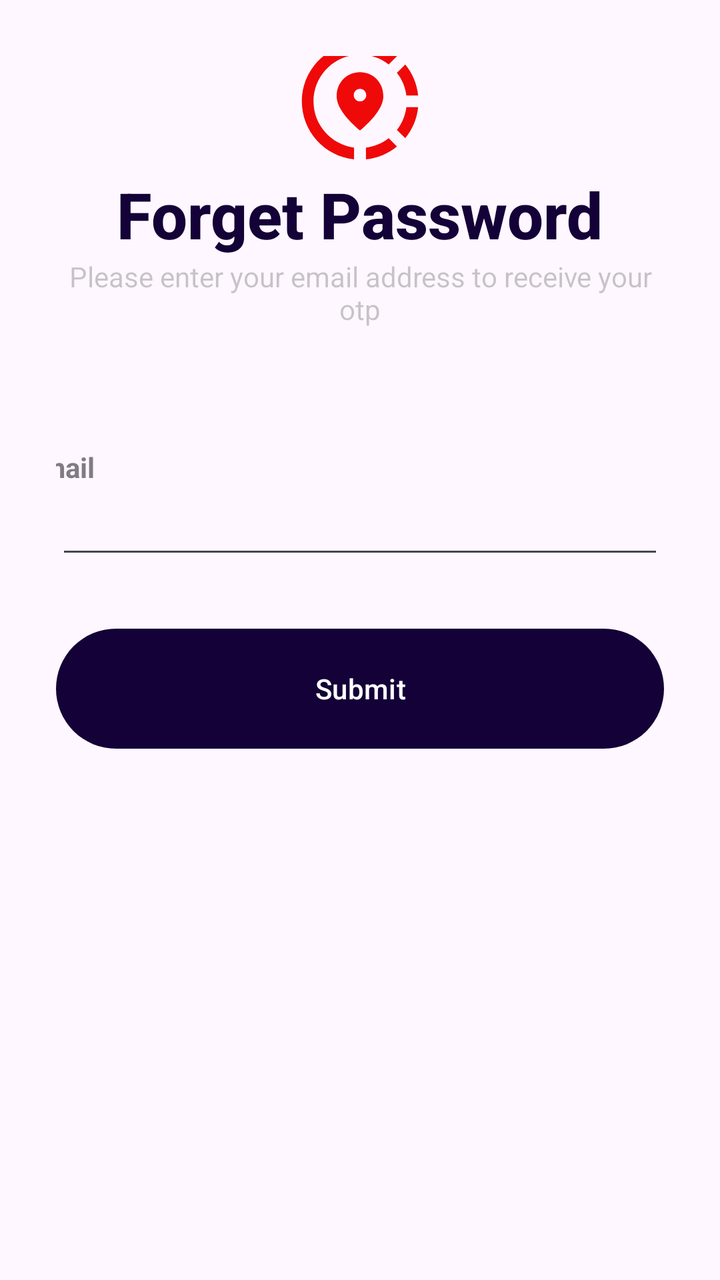
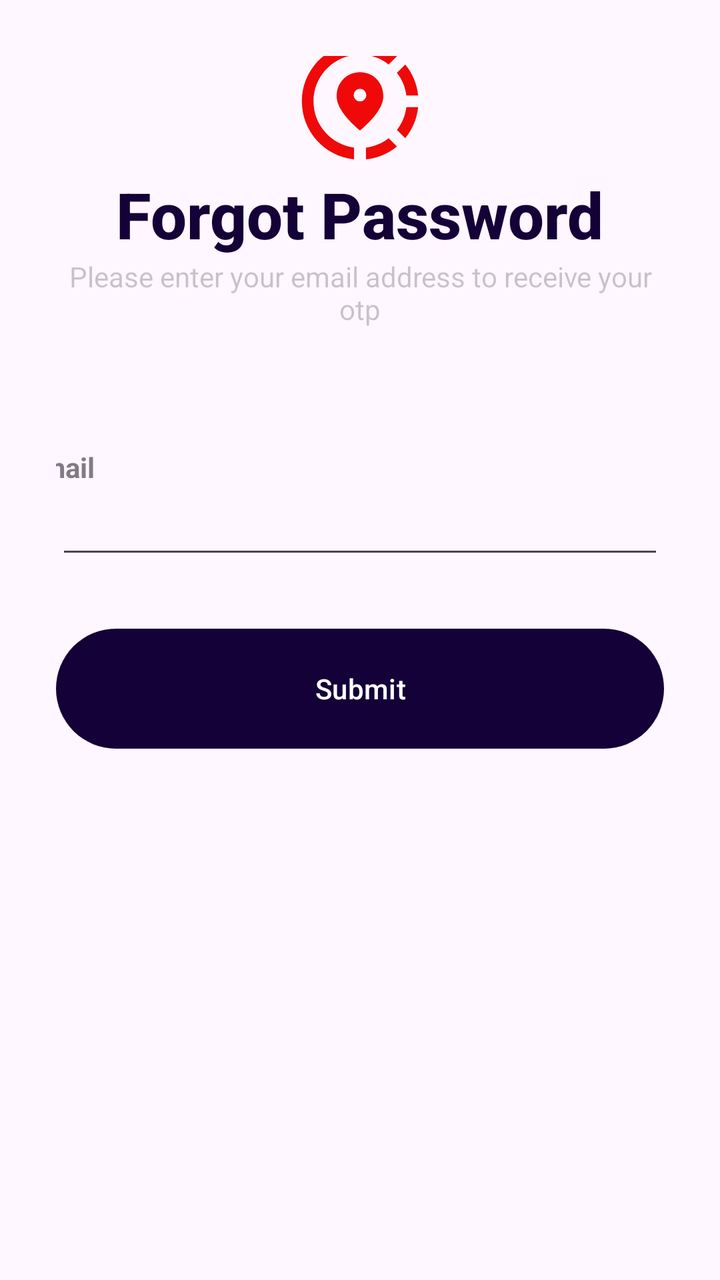

Screens rendered from an Android XML layout before and after an edit, with the pre-edit source and the edit as a unified diff.
<!-- AndroidManifest.xml: application theme Theme.Project01 -->
<!-- res/layout/activity_forgot_password.xml -->
<?xml version="1.0" encoding="utf-8"?>
<LinearLayout xmlns:android="http://schemas.android.com/apk/res/android"
    xmlns:app="http://schemas.android.com/apk/res-auto"
    xmlns:tools="http://schemas.android.com/tools"
    android:layout_width="match_parent"
    android:layout_height="match_parent"
    android:gravity="center"
    android:orientation="vertical"
    android:padding="28dp">


    <ImageView
        android:layout_width="wrap_content"
        android:layout_height="wrap_content"
        android:src="@drawable/baseline_share_location_24" />

    <TextView
        android:layout_width="wrap_content"
        android:layout_height="wrap_content"
        android:fontFamily="sans-serif-medium"
        android:text="Forget Password"
        android:textColor="#130137"
        android:textSize="32sp"
        android:textStyle="bold" />

    <TextView
        android:layout_width="wrap_content"
        android:layout_height="wrap_content"
        android:gravity="center"
        android:text="Please enter your email address to receive your otp"
        android:textColor="@color/cardview_shadow_start_color" />

    <TextView
        android:id="@+id/forgot_email"
        android:layout_width="wrap_content"
        android:layout_height="wrap_content"
        android:layout_marginEnd="150dp"
        android:alpha="0.7"
        android:layout_marginTop="60dp"
        android:text="Email"
        android:textStyle="bold" />

    <EditText
        android:id="@+id/Email"
        android:layout_width="match_parent"
        android:layout_height="wrap_content"
        android:inputType="textEmailAddress"
        />

    <Button
        android:id="@+id/resetPasswordButton"
        android:layout_width="match_parent"
        android:layout_height="60dp"
        android:layout_marginTop="30dp"
        android:background="@drawable/round_button"
        android:text="Submit"
        android:layout_marginBottom="250dp"
        android:theme="@style/Theme.Button"
        android:textColor="@color/white" />

    <ProgressBar
        android:id="@+id/forgot_passwor_loader"
        android:layout_width="wrap_content"
        android:layout_height="wrap_content"
        android:layout_gravity="center"
        android:visibility="gone" />
</LinearLayout>
<!-- resources referenced by this layout -->
<resources>
  <color name="white">#FFFFFFFF</color>
  <!-- drawable baseline_share_location_24 (drawable) -->
  <vector xmlns:android="http://schemas.android.com/apk/res/android" android:height="70dp" android:tint="#EF0909" android:viewportHeight="24" android:viewportWidth="24" android:width="70dp">
        
      <path android:fillColor="@android:color/white" android:pathData="M13.02,19.93v2.02c2.01,-0.2 3.84,-1 5.32,-2.21l-1.42,-1.43C15.81,19.17 14.48,19.75 13.02,19.93z"/>
        
      <path android:fillColor="@android:color/white" android:pathData="M4.03,12c0,-4.05 3.03,-7.41 6.95,-7.93V2.05C5.95,2.58 2.03,6.84 2.03,12c0,5.16 3.92,9.42 8.95,9.95v-2.02C7.06,19.41 4.03,16.05 4.03,12z"/>
        
      <path android:fillColor="@android:color/white" android:pathData="M19.95,11h2.02c-0.2,-2.01 -1,-3.84 -2.21,-5.32l-1.43,1.43C19.19,8.21 19.77,9.54 19.95,11z"/>
        
      <path android:fillColor="@android:color/white" android:pathData="M18.34,4.26c-1.48,-1.21 -3.32,-2.01 -5.32,-2.21v2.02c1.46,0.18 2.79,0.76 3.9,1.62L18.34,4.26z"/>
        
      <path android:fillColor="@android:color/white" android:pathData="M18.33,16.9l1.43,1.42c1.21,-1.48 2.01,-3.31 2.21,-5.32h-2.02C19.77,14.46 19.19,15.79 18.33,16.9z"/>
        
      <path android:fillColor="@android:color/white" android:pathData="M16,11.1C16,8.61 14.1,7 12,7s-4,1.61 -4,4.1c0,1.66 1.33,3.63 4,5.9C14.67,14.73 16,12.76 16,11.1zM12,12c-0.59,0 -1.07,-0.48 -1.07,-1.07c0,-0.59 0.48,-1.07 1.07,-1.07s1.07,0.48 1.07,1.07C13.07,11.52 12.59,12 12,12z"/>
      
  </vector>
  <!-- drawable round_button (drawable) -->
  <?xml version="1.0" encoding="utf-8"?>
  <shape xmlns:android="http://schemas.android.com/apk/res/android">
      <solid android:color="#243701"/>
      <corners
          android:topRightRadius="45dp"
          android:topLeftRadius="45dp"
          android:bottomLeftRadius="45dp"
          android:bottomRightRadius="45dp"/>
  </shape>
  <style name="Theme.Button" parent="Theme.Project01">
  
          <item name="colorPrimary">#130137</item>
  
      </style>
  <style name="Theme.Project01" parent="Base.Theme.Project01" />
  <style name="Base.Theme.Project01" parent="Theme.Material3.DayNight.NoActionBar">
          
      </style>
</resources>

<!-- the commit's change to res/layout/activity_forgot_password.xml (unified diff, before → after) -->
@@ -18,8 +18,8 @@
         android:layout_width="wrap_content"
         android:layout_height="wrap_content"
         android:fontFamily="sans-serif-medium"
-        android:text="Forget Password"
-        android:textColor="#130137"
+        android:text="@string/Forgot_Password"
+        android:textColor="@color/my_blue"
         android:textSize="32sp"
         android:textStyle="bold" />
 
@@ -27,7 +27,7 @@
         android:layout_width="wrap_content"
         android:layout_height="wrap_content"
         android:gravity="center"
-        android:text="Please enter your email address to receive your otp"
+        android:text="@string/Forgot_Password1"
         android:textColor="@color/cardview_shadow_start_color" />
 
     <TextView
@@ -37,7 +37,7 @@
         android:layout_marginEnd="150dp"
         android:alpha="0.7"
         android:layout_marginTop="60dp"
-        android:text="Email"
+        android:text="@string/Email"
         android:textStyle="bold" />
 
     <EditText
@@ -53,7 +53,7 @@
         android:layout_height="60dp"
         android:layout_marginTop="30dp"
         android:background="@drawable/round_button"
-        android:text="Submit"
+        android:text="@string/Submit"
         android:layout_marginBottom="250dp"
         android:theme="@style/Theme.Button"
         android:textColor="@color/white" />
<!-- resource entries referenced after the edit -->
@@ -1,5 +1,6 @@
 <!-- resources referenced by this layout -->
 <resources>
+  <color name="my_blue">#130137</color>
   <color name="white">#FFFFFFFF</color>
   <!-- drawable baseline_share_location_24 (drawable) -->
   <vector xmlns:android="http://schemas.android.com/apk/res/android" android:height="70dp" android:tint="#EF0909" android:viewportHeight="24" android:viewportWidth="24" android:width="70dp">
@@ -27,9 +28,13 @@
           android:bottomLeftRadius="45dp"
           android:bottomRightRadius="45dp"/>
   </shape>
+  <string name="Email">Email</string>
+  <string name="Forgot_Password">Forgot Password</string>
+  <string name="Forgot_Password1">Please enter your email address to receive your otp</string>
+  <string name="Submit">Submit</string>
   <style name="Theme.Button" parent="Theme.Project01">
   
-          <item name="colorPrimary">#130137</item>
+          <item name="colorPrimary">@color/my_blue</item>
   
       </style>
   <style name="Theme.Project01" parent="Base.Theme.Project01" />
